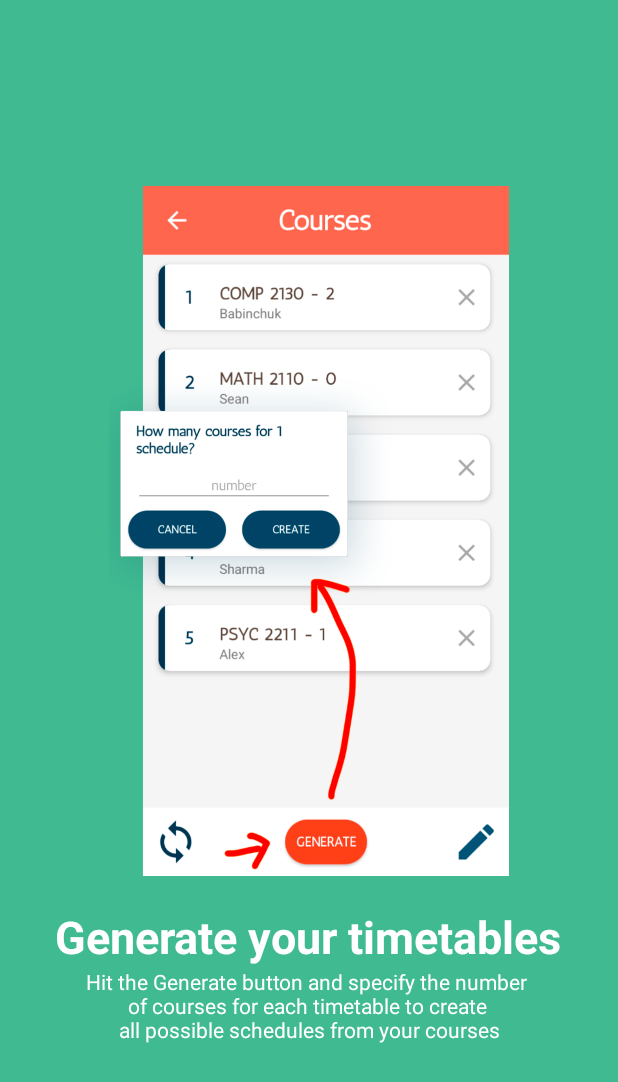
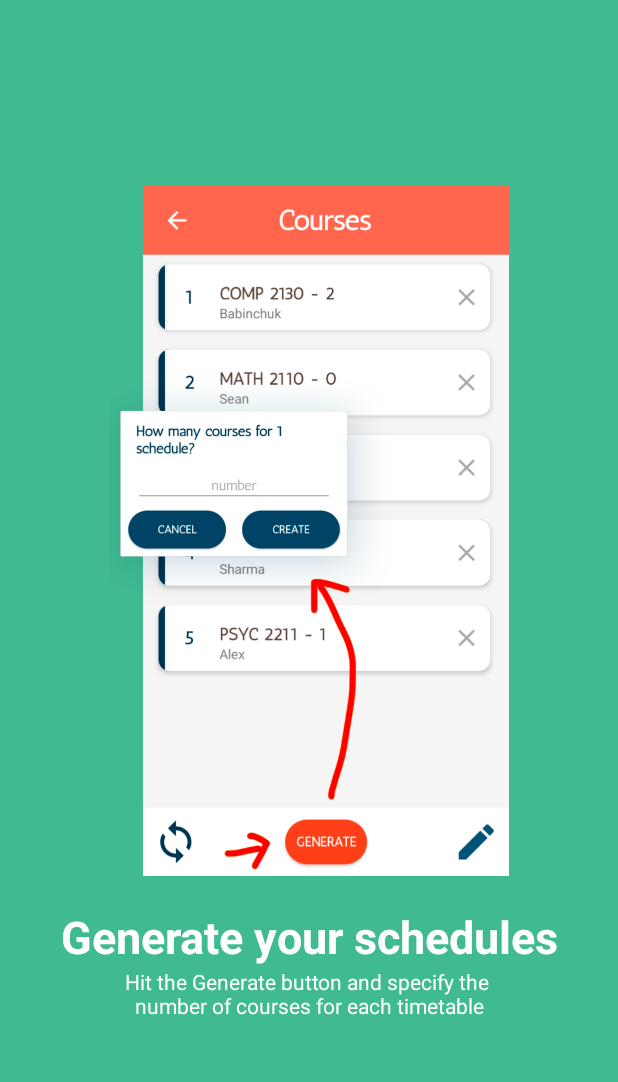
Before and after one commit to minhanh29/Timely, an Android app: the layout intro_screen4.xml on its own in the app's theme, with its tools: preview values and no code run, on a phone screen of 412 x 824 dp. Shown: the top 1082 px of the screen. Run offline under Robolectric (Android 15) with nearby library versions, the phone set to English and light mode, and no system bars.

Commit message:
Fixed save functions

```diff
--- a/app/src/main/java/com/example/timely/ItemDetailsActivity.java
+++ b/app/src/main/java/com/example/timely/ItemDetailsActivity.java
@@ -339,6 +339,7 @@ public class ItemDetailsActivity extends AppCompatActivity implements AdapterVie
 
     public void save()
     {
+        changed = false;
         //set note
         String note = noteView.getText().toString();
         studyTime.setNote(note);
--- a/app/src/main/res/values/strings.xml
+++ b/app/src/main/res/values/strings.xml
@@ -25,13 +25,13 @@
     <string name="tutButton">Watch Tutorials</string>
 
     <string name="header1">Welcome to Timely</string>
-    <string name="content1">Let\'s me show you how to use it real quick</string>
+    <string name="content1">Let me show you how to use it real quick</string>
     <string name="header2">Add new courses</string>
     <string name="content2">Tap on the pencil icon to add new courses</string>
     <string name="header3">Add study time</string>
-    <string name="content3">Fill in all the times of your courses by\n tapping on the plus sign and \nremember to hit the Save button</string>
-    <string name="header4">Generate your timetables</string>
-    <string name="content4">Hit the Generate button and specify the number \nof courses for each timetable to create \nall possible schedules from your courses</string>
+    <string name="content3">Fill in all the durations of your courses by\n tapping on the plus sign and \nremember to hit the Save button</string>
+    <string name="header4">Generate your schedules</string>
+    <string name="content4">Hit the Generate button and specify the \nnumber of courses for each timetable</string>
     <string name="header5">Choose a Timetable</string>
     <string name="content5">Pick your desired timetable and hit Apply</string>
 
```
Also changed, not shown: 3 other files.
